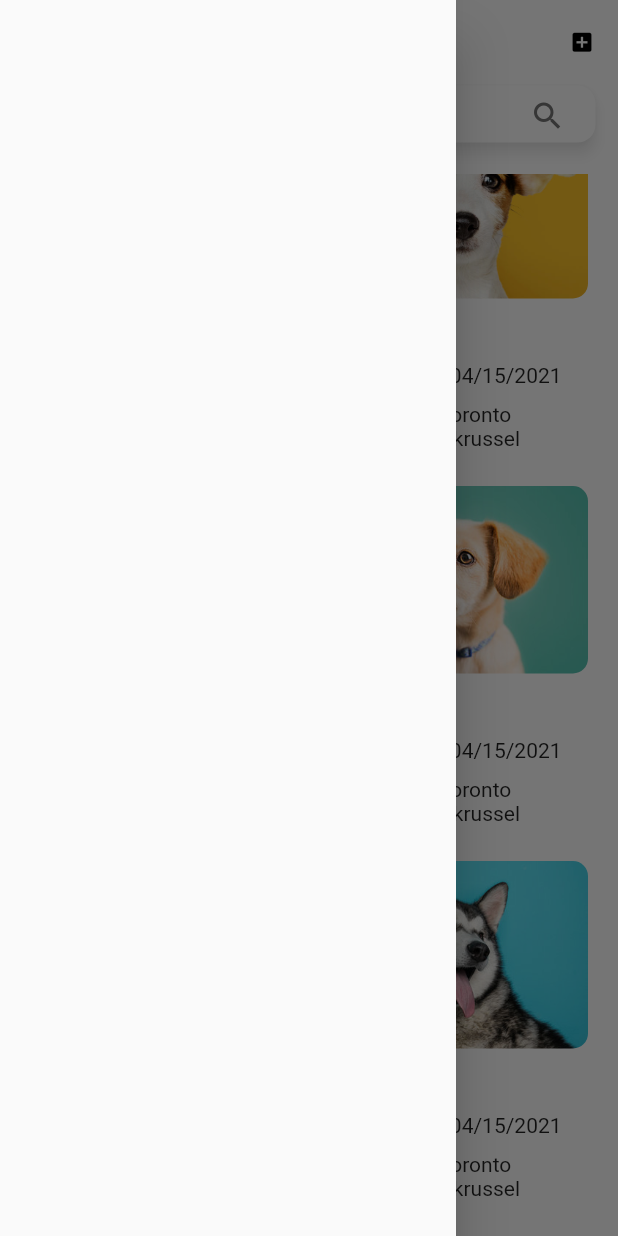
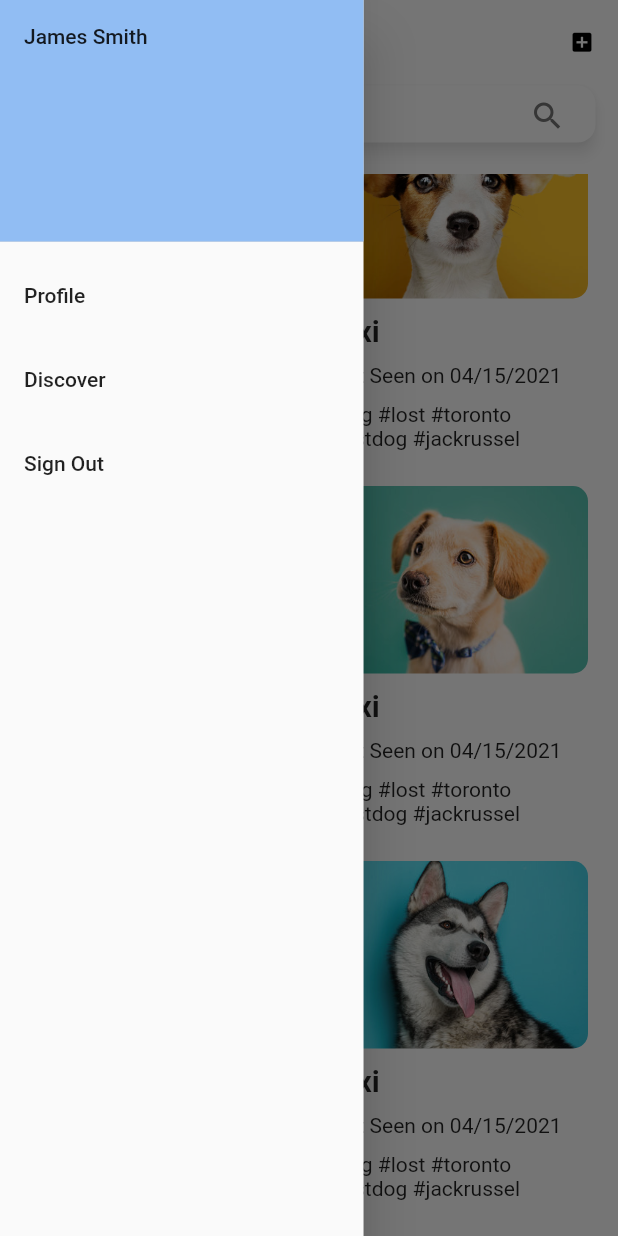
Before and after one commit to Kayeris/findmypet, a Flutter app: the screen it shows after launch, scrolled down 42 dp, after a tap on the "menu" icon, on a phone screen of 412 x 824 dp. Run offline on Flutter 3.47's test engine with Material 2 defaults, Android fonts, the phone set to English and light mode, and no system bars; drawn by our look-alikes of material_floating_search_bar; our stand-ins replace googleapis_auth, image_picker; missing offline and left inert: gcloud; Roboto replaces fonts that are missing (Montserrat); project files that could hold a hidden picture were left out.

Commit message:
added text to drawer

```diff
--- a/lib/screens/explore.dart
+++ b/lib/screens/explore.dart
@@ -21,7 +21,31 @@ class _ExploreScreenState extends State<ExploreScreen> {
   Widget build(BuildContext context) {
     return Scaffold(
       key: _scaffoldKey,
-      drawer: new Drawer(),
+      drawer: Container(
+        width: MediaQuery.of(context).size.width / 1.7,
+        child: Drawer(
+          child: ListView(
+            children: <Widget>[
+              DrawerHeader(
+                child: Text('James Smith'),
+                decoration: BoxDecoration(color: Color(0xFF91BDF3)),
+              ),
+              ListTile(
+                title: Text('Profile'),
+                onTap: () {},
+              ),
+              ListTile(
+                title: Text('Discover'),
+                onTap: () {},
+              ),
+              ListTile(
+                title: Text('Sign Out'),
+                onTap: () {},
+              )
+            ],
+          ),
+        ),
+      ),
       backgroundColor: Colors.white,
       appBar: AppBar(
         backgroundColor: Colors.white,
```
